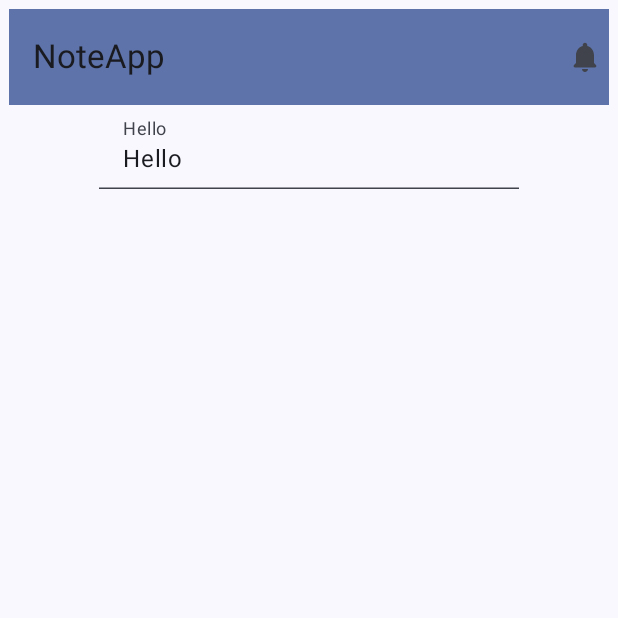
After one commit to helgaprayoga/NoteApp, an Android app built with Jetpack Compose: the composable NoteScreen shown on its own in the app's theme, on a phone screen of 412 x 824 dp, the top half of it. The commit adds this screen. Run offline under Robolectric (Android 15) with nearby library versions, the phone set to English and light mode, and no system bars.

Commit message:
feat: Add note creation screen

```diff
--- a/app/build.gradle.kts
+++ b/app/build.gradle.kts
@@ -6,7 +6,7 @@ plugins {
 
 android {
     namespace = "com.learn.noteapp"
-    compileSdk = 34
+    compileSdk = 35
 
     defaultConfig {
         applicationId = "com.learn.noteapp"
--- /dev/null
+++ b/app/src/main/java/com/learn/noteapp/components/NoteComponents.kt
@@ -0,0 +1,40 @@
+package com.learn.noteapp.components
+
+import androidx.compose.foundation.text.KeyboardActions
+import androidx.compose.foundation.text.KeyboardOptions
+import androidx.compose.material3.ExperimentalMaterial3Api
+import androidx.compose.material3.Text
+import androidx.compose.material3.TextField
+import androidx.compose.material3.TextFieldDefaults
+import androidx.compose.runtime.Composable
+import androidx.compose.ui.Modifier
+import androidx.compose.ui.graphics.Color
+import androidx.compose.ui.platform.LocalSoftwareKeyboardController
+import androidx.compose.ui.text.input.ImeAction
+
+@Composable
+fun NoteInputText(
+    modifier: Modifier = Modifier,
+    text: String,
+    label: String,
+    maxLine: Int = 1,
+    onTextChange: (String) -> Unit,
+    onImeAction: () -> Unit = {}
+) {
+    val keyboardController = LocalSoftwareKeyboardController.current
+
+    TextField(
+        value = text,
+        onValueChange = onTextChange,
+        colors = TextFieldDefaults.colors(unfocusedContainerColor = Color.Transparent),
+        maxLines = maxLine,
+        label = { Text(text = label)},
+        keyboardOptions = KeyboardOptions.Default.copy(
+            imeAction = ImeAction.Done
+        ),
+        keyboardActions = KeyboardActions(onDone = {
+            onImeAction()
+            keyboardController?.hide()
+        })
+    )
+}
--- /dev/null
+++ b/app/src/main/java/com/learn/noteapp/screen/NoteScreen.kt
@@ -0,0 +1,53 @@
+package com.learn.noteapp.screen
+
+import androidx.compose.foundation.layout.Column
+import androidx.compose.foundation.layout.fillMaxWidth
+import androidx.compose.foundation.layout.padding
+import androidx.compose.material.icons.Icons
+import androidx.compose.material.icons.rounded.Notifications
+import androidx.compose.material3.ExperimentalMaterial3Api
+import androidx.compose.material3.Icon
+import androidx.compose.material3.MaterialTheme
+import androidx.compose.material3.Text
+import androidx.compose.material3.TopAppBar
+import androidx.compose.material3.TopAppBarDefaults
+import androidx.compose.runtime.Composable
+import androidx.compose.ui.Alignment
+import androidx.compose.ui.Modifier
+import androidx.compose.ui.graphics.Color
+import androidx.compose.ui.res.stringResource
+import androidx.compose.ui.tooling.preview.Preview
+import androidx.compose.ui.unit.dp
+import com.learn.noteapp.R
+import com.learn.noteapp.components.NoteInputText
+
+@OptIn(ExperimentalMaterial3Api::class)
+@Composable
+fun NoteScreen() {
+    Column(
+        modifier = Modifier.padding(6.dp)
+    ) {
+        TopAppBar(
+            title = { Text(text = stringResource(id = R.string.app_name)) },
+            actions = { Icon(
+                    imageVector = Icons.Rounded.Notifications,
+                    contentDescription = "Icon"
+            ) },
+            colors = TopAppBarDefaults.topAppBarColors(MaterialTheme.colorScheme.primaryContainer)
+        )
+
+        // Content
+        Column(
+            modifier = Modifier.fillMaxWidth(),
+            horizontalAlignment = Alignment.CenterHorizontally
+        ) {
+            NoteInputText(text = "Hello", label = "Hello", onTextChange = {})
+        }
+    }
+}
+
+@Preview(showBackground = true)
+@Composable
+fun NoteScreenPreview() {
+    NoteScreen()
+}
```
Also changed, not shown: app/src/main/java/com/learn/noteapp/MainActivity.kt (+2 -15 lines).
